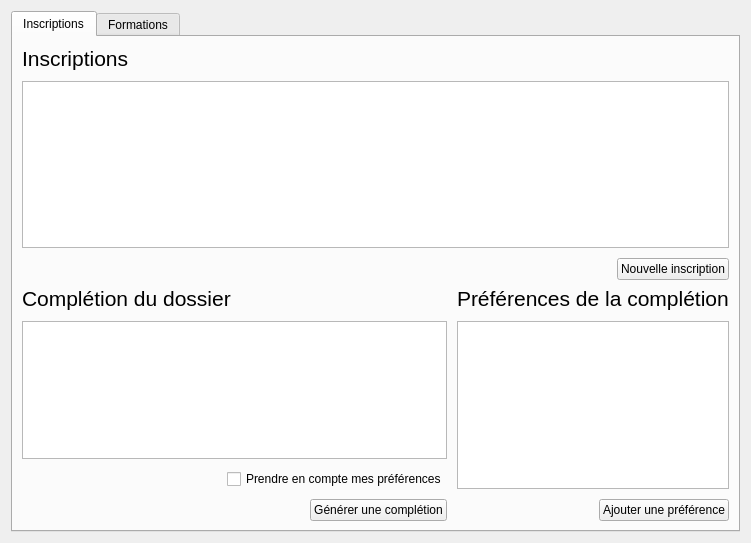
The window that Projet/gui/fendossier.ui (dtbinh/Projet_L021) describes before a commit, drawn with Qt 5.
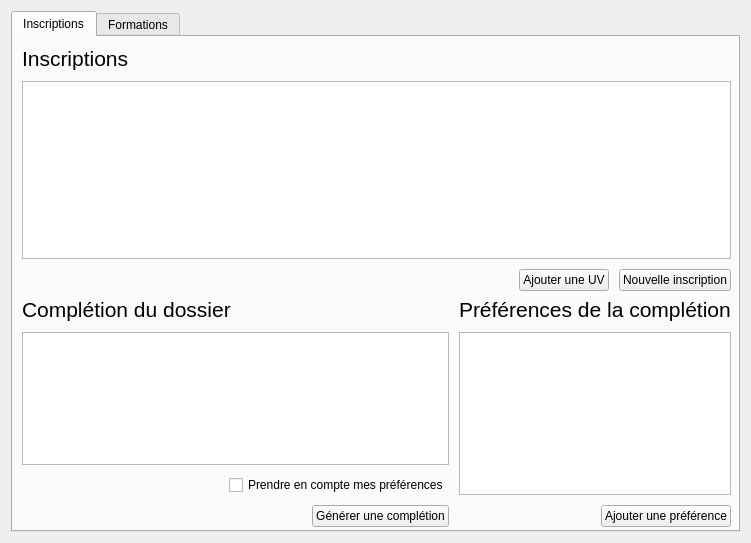
The same window after the commit.

Commit message: Ajouter UV Inscription

```diff
--- a/Projet/gui/fendossier.ui
+++ b/Projet/gui/fendossier.ui
@@ -23,8 +23,15 @@
       <attribute name="title">
        <string>Inscriptions</string>
       </attribute>
-      <layout class="QVBoxLayout" name="verticalLayout_4">
-       <item>
+      <widget class="QWidget" name="">
+       <property name="geometry">
+        <rect>
+         <x>9</x>
+         <y>9</y>
+         <width>709</width>
+         <height>245</height>
+        </rect>
+       </property>
         <layout class="QVBoxLayout" name="verticalLayout_2">
          <property name="spacing">
           <number>10</number>
@@ -73,7 +80,29 @@
            </attribute>
           </widget>
          </item>
-         <item alignment="Qt::AlignRight">
+        <item>
+         <layout class="QHBoxLayout" name="horizontalLayout_3">
+          <item>
+           <spacer name="horizontalSpacer">
+            <property name="orientation">
+             <enum>Qt::Horizontal</enum>
+            </property>
+            <property name="sizeHint" stdset="0">
+             <size>
+              <width>40</width>
+              <height>20</height>
+             </size>
+            </property>
+           </spacer>
+          </item>
+          <item>
+           <widget class="QPushButton" name="ajouterUV">
+            <property name="text">
+             <string>Ajouter une UV</string>
+            </property>
+           </widget>
+          </item>
+          <item>
           <widget class="QPushButton" name="ajouterInscription">
            <property name="text">
             <string>Nouvelle inscription</string>
@@ -82,7 +111,17 @@
          </item>
         </layout>
        </item>
-       <item>
+       </layout>
+      </widget>
+      <widget class="QWidget" name="">
+       <property name="geometry">
+        <rect>
+         <x>9</x>
+         <y>260</y>
+         <width>709</width>
+         <height>230</height>
+        </rect>
+       </property>
         <layout class="QHBoxLayout" name="horizontalLayout_2" stretch="3,1">
          <property name="spacing">
           <number>10</number>
@@ -205,8 +244,7 @@
           </layout>
          </item>
         </layout>
-       </item>
-      </layout>
+      </widget>
      </widget>
      <widget class="QWidget" name="tab_2">
       <attribute name="title">
```
Lines whose indentation alone changed are shown as unchanged. The commit also changes 7 other files.
